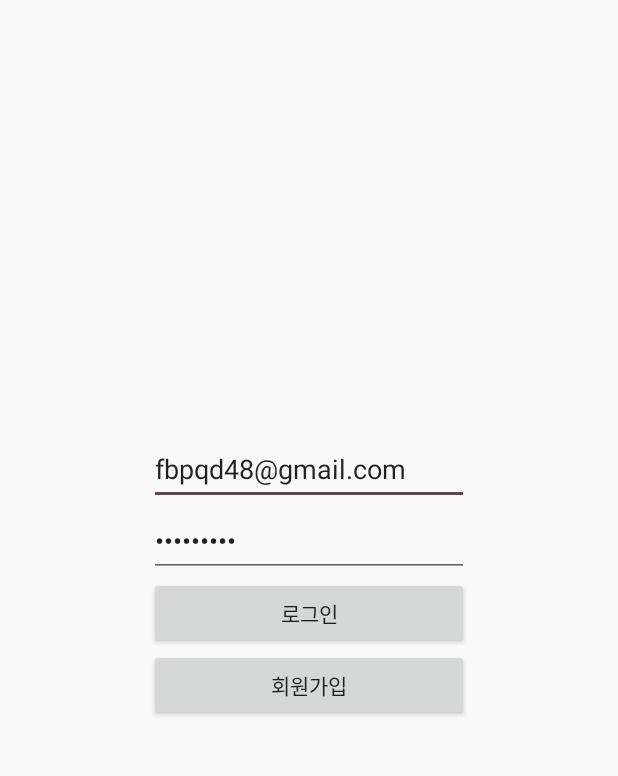
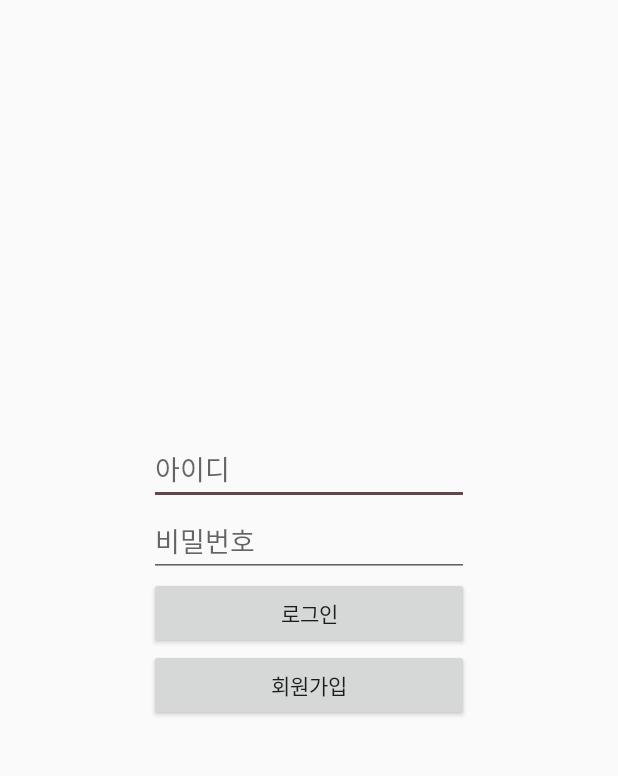
Before and after one commit to sj960126/Moble_04, an Android app: the screen it shows after launch (LoginActivity), on a phone screen of 412 x 824 dp, the part 84-860 px from its top. Run offline under Robolectric (Android 15) with nearby library versions, the phone set to English and light mode, and no system bars; our stand-ins replace Firebase (no records; nobody signed in at launch, a user with empty details on screens opened directly).

Commit message:
0911_11am 미정
음 이상해ㅐㅐㅐㅐㅐㅐ아아아아ㅏ아아아아아아아ㅏㅏㅏ

```diff
--- a/withpet/app/src/main/res/layout/activity_login.xml
+++ b/withpet/app/src/main/res/layout/activity_login.xml
@@ -40,8 +40,7 @@
             android:layout_height="wrap_content"
             android:ems="10"
             android:hint="아이디"
-            android:inputType="textPersonName"
-            android:text="fbpqd48@gmail.com" />
+            android:inputType="textPersonName" />
 
         <EditText
             android:id="@+id/loginEt_pw"
@@ -49,8 +48,7 @@
             android:layout_height="wrap_content"
             android:ems="10"
             android:hint="비밀번호"
-            android:inputType="textPassword"
-            android:text="mi1*707mi" />
+            android:inputType="textPassword" />
 
         <Button
             android:id="@+id/loginBtn_login"
```
